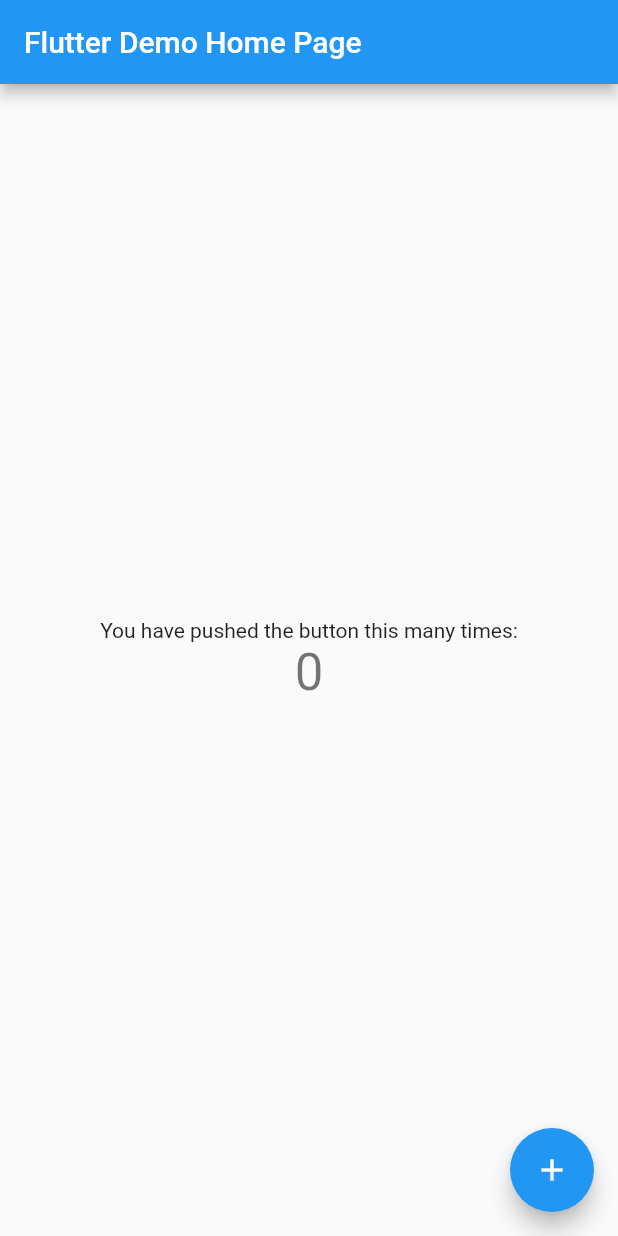
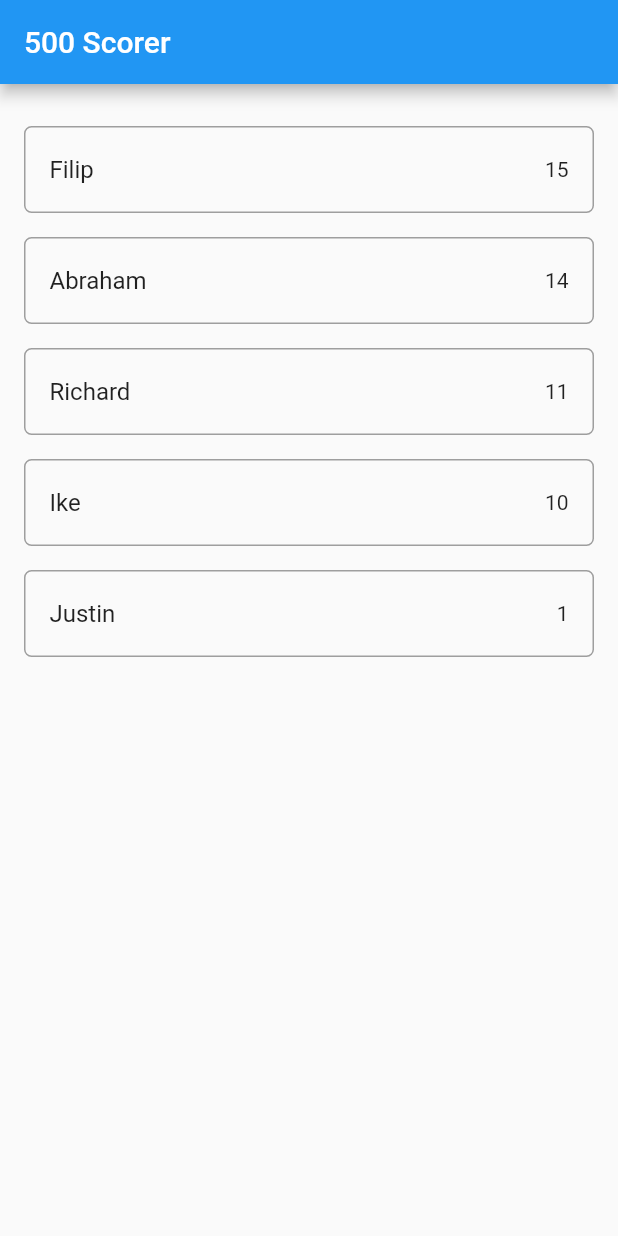
Before and after one commit to amorris13/ten_no_trumps2, a Flutter app: the screen it shows after launch, on a phone screen of 412 x 824 dp. Run offline on Flutter 3.47's test engine with Material 2 defaults, Android fonts, the phone set to English and light mode, and no system bars; our stand-ins replace cloud_firestore; accounts and stored records are empty.

Commit message:
switch to list layout

```diff
--- a/lib/main.dart
+++ b/lib/main.dart
@@ -1,111 +1,89 @@
+import 'package:cloud_firestore/cloud_firestore.dart';
 import 'package:flutter/material.dart';
 
 void main() => runApp(MyApp());
 
+final dummySnapshot = [
+  {"name": "Filip", "votes": 15},
+  {"name": "Abraham", "votes": 14},
+  {"name": "Richard", "votes": 11},
+  {"name": "Ike", "votes": 10},
+  {"name": "Justin", "votes": 1},
+];
+
 class MyApp extends StatelessWidget {
-  // This widget is the root of your application.
   @override
   Widget build(BuildContext context) {
     return MaterialApp(
-      title: 'Flutter Demo',
-      theme: ThemeData(
-        // This is the theme of your application.
-        //
-        // Try running your application with "flutter run". You'll see the
-        // application has a blue toolbar. Then, without quitting the app, try
-        // changing the primarySwatch below to Colors.green and then invoke
-        // "hot reload" (press "r" in the console where you ran "flutter run",
-        // or simply save your changes to "hot reload" in a Flutter IDE).
-        // Notice that the counter didn't reset back to zero; the application
-        // is not restarted.
-        primarySwatch: Colors.blue,
-      ),
-      home: MyHomePage(title: 'Flutter Demo Home Page'),
+      title: '500 Scorer',
+      home: MyHomePage(),
     );
   }
 }
 
 class MyHomePage extends StatefulWidget {
-  MyHomePage({Key key, this.title}) : super(key: key);
-
-  // This widget is the home page of your application. It is stateful, meaning
-  // that it has a State object (defined below) that contains fields that affect
-  // how it looks.
-
-  // This class is the configuration for the state. It holds the values (in this
-  // case the title) provided by the parent (in this case the App widget) and
-  // used by the build method of the State. Fields in a Widget subclass are
-  // always marked "final".
-
-  final String title;
-
   @override
-  _MyHomePageState createState() => _MyHomePageState();
+  _MyHomePageState createState() {
+    return _MyHomePageState();
+  }
 }
 
 class _MyHomePageState extends State<MyHomePage> {
-  int _counter = 0;
-
-  void _incrementCounter() {
-    setState(() {
-      // This call to setState tells the Flutter framework that something has
-      // changed in this State, which causes it to rerun the build method below
-      // so that the display can reflect the updated values. If we changed
-      // _counter without calling setState(), then the build method would not be
-      // called again, and so nothing would appear to happen.
-      _counter++;
-    });
+  @override
+  Widget build(BuildContext context) {
+    return Scaffold(
+      appBar: AppBar(title: Text('500 Scorer')),
+      body: _buildBody(context),
+    );
   }
 
-  @override
-  Widget build(BuildContext context) {
-    // This method is rerun every time setState is called, for instance as done
-    // by the _incrementCounter method above.
-    //
-    // The Flutter framework has been optimized to make rerunning build methods
-    // fast, so that you can just rebuild anything that needs updating rather
-    // than having to individually change instances of widgets.
-    return Scaffold(
-      appBar: AppBar(
-        // Here we take the value from the MyHomePage object that was created by
-        // the App.build method, and use it to set our appbar title.
-        title: Text(widget.title),
-      ),
-      body: Center(
-        // Center is a layout widget. It takes a single child and positions it
-        // in the middle of the parent.
-        child: Column(
-          // Column is also layout widget. It takes a list of children and
-          // arranges them vertically. By default, it sizes itself to fit its
-          // children horizontally, and tries to be as tall as its parent.
-          //
-          // Invoke "debug painting" (press "p" in the console, choose the
-          // "Toggle Debug Paint" action from the Flutter Inspector in Android
-          // Studio, or the "Toggle Debug Paint" command in Visual Studio Code)
-          // to see the wireframe for each widget.
-          //
-          // Column has various properties to control how it sizes itself and
-          // how it positions its children. Here we use mainAxisAlignment to
-          // center the children vertically; the main axis here is the vertical
-          // axis because Columns are vertical (the cross axis would be
-          // horizontal).
-          mainAxisAlignment: MainAxisAlignment.center,
-          children: <Widget>[
-            Text(
-              'You have pushed the button this many times:',
-            ),
-            Text(
-              '$_counter',
-              style: Theme.of(context).textTheme.display1,
-            ),
-          ],
+  Widget _buildBody(BuildContext context) {
+    // TODO: get actual snapshot from Cloud Firestore
+    return _buildList(context, dummySnapshot);
+  }
+
+  Widget _buildList(BuildContext context, List<Map> snapshot) {
+    return ListView(
+      padding: const EdgeInsets.only(top: 20.0),
+      children: snapshot.map((data) => _buildListItem(context, data)).toList(),
+    );
+  }
+
+  Widget _buildListItem(BuildContext context, Map data) {
+    final record = Record.fromMap(data);
+
+    return Padding(
+      key: ValueKey(record.name),
+      padding: const EdgeInsets.symmetric(horizontal: 16.0, vertical: 8.0),
+      child: Container(
+        decoration: BoxDecoration(
+          border: Border.all(color: Colors.grey),
+          borderRadius: BorderRadius.circular(5.0),
+        ),
+        child: ListTile(
+          title: Text(record.name),
+          trailing: Text(record.votes.toString()),
+          onTap: () => print(record),
         ),
       ),
-      floatingActionButton: FloatingActionButton(
-        onPressed: _incrementCounter,
-        tooltip: 'Increment',
-        child: Icon(Icons.add),
-      ), // This trailing comma makes auto-formatting nicer for build methods.
     );
   }
 }
+
+class Record {
+  final String name;
+  final int votes;
+  final DocumentReference reference;
+
+  Record.fromMap(Map<String, dynamic> map, {this.reference})
+      : assert(map['name'] != null),
+        assert(map['votes'] != null),
+        name = map['name'],
+        votes = map['votes'];
+
+  Record.fromSnapshot(DocumentSnapshot snapshot)
+      : this.fromMap(snapshot.data, reference: snapshot.reference);
+
+  @override
+  String toString() => "Record<$name:$votes>";
+}
```
Also changed, not shown: 1 other file.
